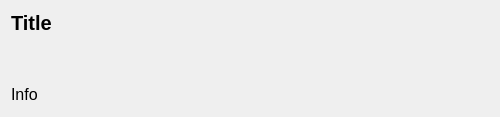
edugaidano/Little-Social-Network, file User_app/src/dialog/dialog.ui: the form before one commit.
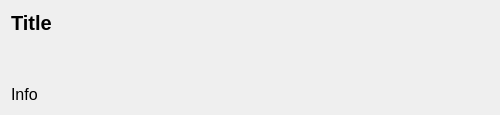
The form after the commit.

Diff of the .ui file:
```diff
--- a/User_app/src/dialog/dialog.ui
+++ b/User_app/src/dialog/dialog.ui
@@ -7,7 +7,7 @@
     <x>0</x>
     <y>0</y>
     <width>500</width>
-    <height>117</height>
+    <height>109</height>
    </rect>
   </property>
   <property name="minimumSize">
@@ -25,15 +25,10 @@
   <property name="windowTitle">
    <string notr="true">Dialog</string>
   </property>
-  <layout class="QGridLayout" name="gridLayout">
-   <item row="0" column="0">
-    <layout class="QVBoxLayout" name="verticalLayout_2">
+  <layout class="QVBoxLayout" name="verticalLayout">
      <property name="spacing">
       <number>50</number>
      </property>
-     <property name="leftMargin">
-      <number>0</number>
-     </property>
      <item>
       <widget class="QLabel" name="titleLabel">
        <property name="font">
@@ -63,21 +58,6 @@
         <bool>true</bool>
        </property>
       </widget>
-     </item>
-    </layout>
-   </item>
-   <item row="1" column="0">
-    <spacer name="verticalSpacer">
-     <property name="orientation">
-      <enum>Qt::Orientation::Vertical</enum>
-     </property>
-     <property name="sizeHint" stdset="0">
-      <size>
-       <width>20</width>
-       <height>40</height>
-      </size>
-     </property>
-    </spacer>
    </item>
   </layout>
  </widget>
```
Lines whose indentation alone changed are shown as unchanged.
